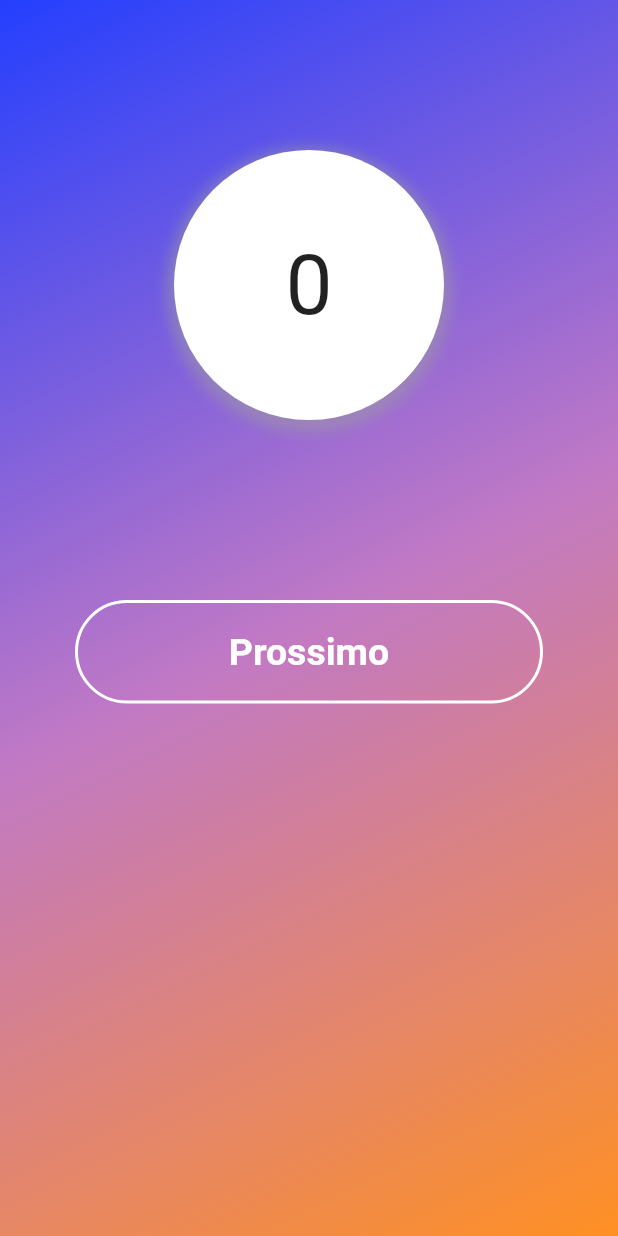
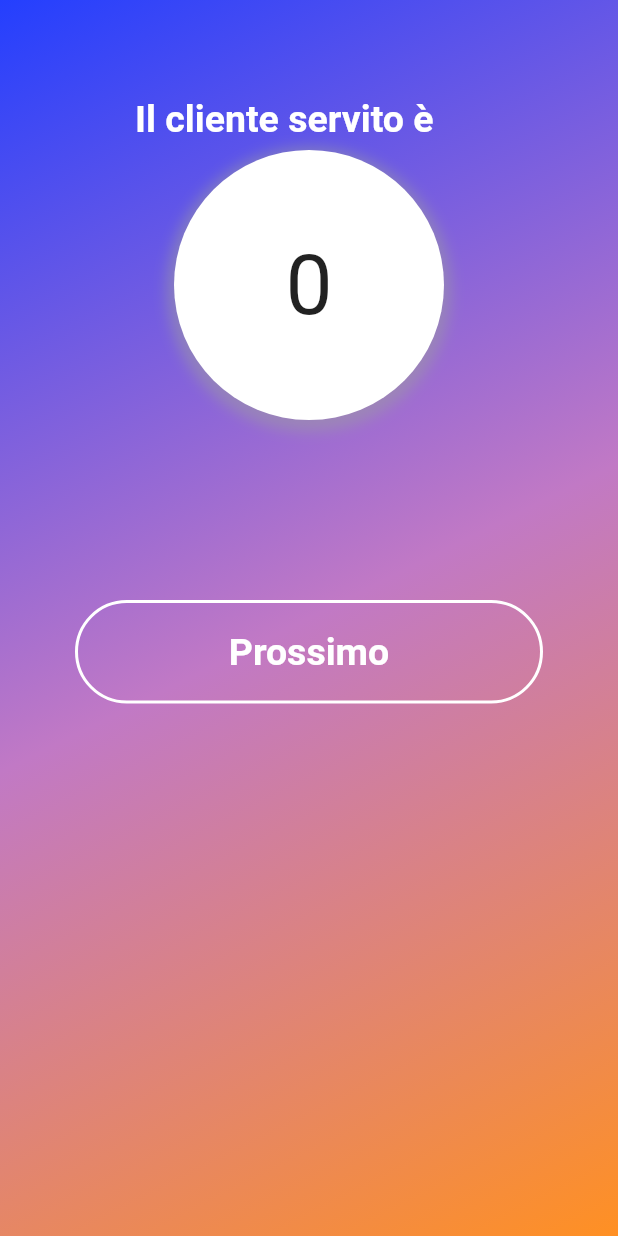
Before and after one commit to leobonny97/smartqueue, a Flutter app: the GestioneCoda screen opened directly, on a phone screen of 412 x 824 dp. Run offline on Flutter 3.47's test engine with Material 2 defaults, Android fonts, the phone set to English and light mode, and no system bars; our stand-ins replace image_picker; missing offline and left inert: qrscan.

Commit message:
update design #2 for gestioneCoda

```diff
--- a/lib/gestioneCoda.dart
+++ b/lib/gestioneCoda.dart
@@ -49,6 +49,14 @@ class _GestioneCodaState extends State<GestioneCoda>{
                       Color.fromARGB(255, 255, 144, 35)
                     ]
                 )
+            ),
+          ),
+          Positioned(
+            left: 90,
+            right: 0,
+            top: 65,
+            child: Text("Il cliente servito è",
+              style: TextStyle(fontSize: 25.0, color: Colors.white,fontWeight: FontWeight.bold,),
             ),
           ),
           Positioned(
```
